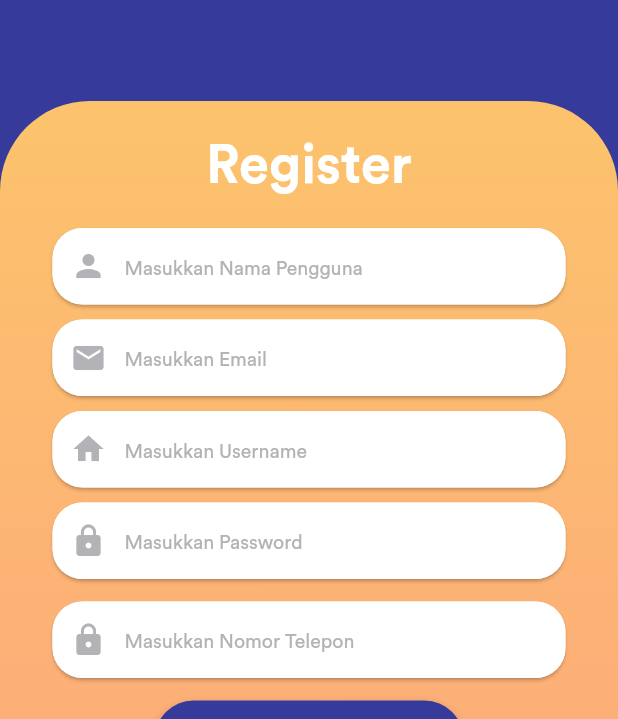
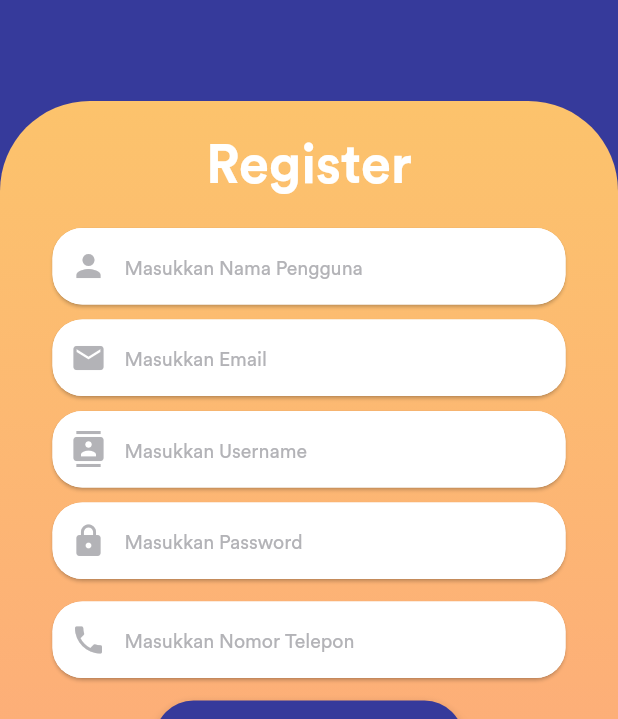
Before and after one commit to KevinSyauqi/apos, a Flutter app: the RegisterPage screen opened directly, on a phone screen of 412 x 824 dp, the part 517-1236 px from its top. Run offline on Flutter 3.47's test engine with Material 2 defaults, Android fonts, the phone set to English and light mode, and no system bars; our stand-ins replace equatable, rxdart.

Commit message:
Set online rest

```diff
--- a/lib/src/resources/userProvider.dart
+++ b/lib/src/resources/userProvider.dart
@@ -4,7 +4,7 @@ import 'package:apos/src/models/userModels.dart';
 
 class UserProvider {
   Client client =  Client();
-  final _url = "http://localhost:8000";
+  final _url = "https://apos-server.herokuapp.com";
 
 //  Future<List<User>> fetchUserList() async{
 //    final response = await client.get(_url);
--- a/lib/src/ui/register_page.dart
+++ b/lib/src/ui/register_page.dart
@@ -93,7 +93,7 @@ class RegisterPage extends StatelessWidget {
                         child: TextField(
                           onChanged: bloc.username_user,
                           decoration: InputDecoration(
-                            prefixIcon: Icon(Icons.home, color: Color.fromRGBO(179, 179, 183, 1),),
+                            prefixIcon: Icon(Icons.contacts, color: Color.fromRGBO(179, 179, 183, 1),),
                             hintText: "Masukkan Username",
                             hintStyle: TextStyle(color:Color.fromRGBO(179, 179, 183, 1), fontSize: 13.0, fontFamily: 'CircularStd-Book'),
                             filled: true,
@@ -131,9 +131,8 @@ class RegisterPage extends StatelessWidget {
                       shape: RoundedRectangleBorder(borderRadius: BorderRadius.all(Radius.circular(20.0))),
                       child: TextField(
                         onChanged: bloc.phone_user,
-                        obscureText: true,
                         decoration: InputDecoration(
-                            prefixIcon: Icon(Icons.lock, color: Color.fromRGBO(179, 179, 183, 1),),
+                            prefixIcon: Icon(Icons.phone, color: Color.fromRGBO(179, 179, 183, 1),),
                             hintText: "Masukkan Nomor Telepon",
                             hintStyle: TextStyle(color:Color.fromRGBO(179, 179, 183, 1), fontSize: 13.0, fontFamily: 'CircularStd-Book'),
                             filled: true,
```
